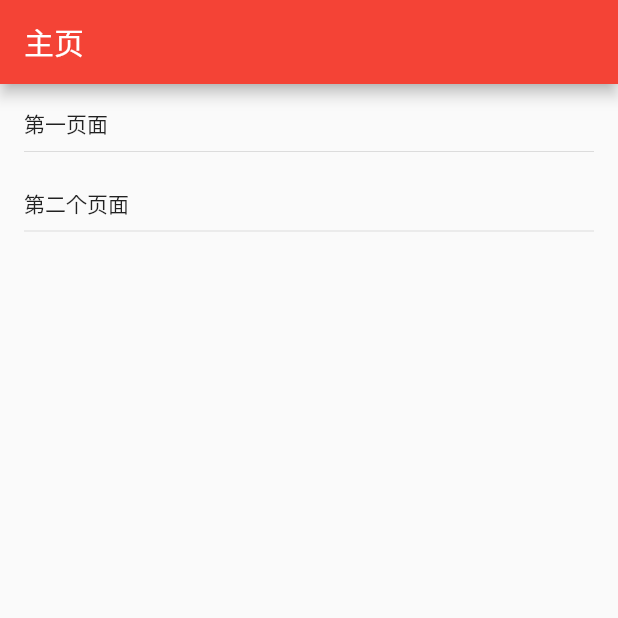
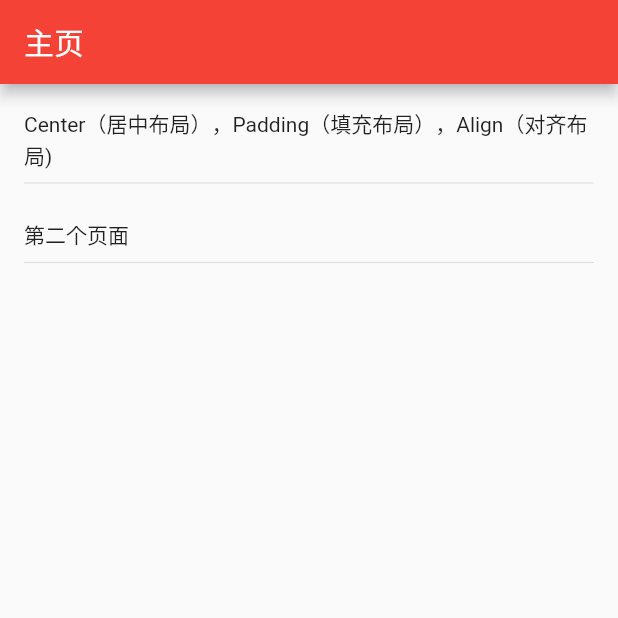
Before and after one commit to Unrealplace/flutterapp, a Flutter app: the screen it shows after launch, on a phone screen of 412 x 824 dp, the top half of it. Run offline on Flutter 3.47's test engine with Material 2 defaults, Android fonts, the phone set to English and light mode, and no system bars.

Commit message:
1.添加center padding align 布局控件

```diff
--- /dev/null
+++ b/flutter_demo1/lib/FunctionPages/SkipModel.dart
@@ -0,0 +1,3 @@
+class SkipModel {
+  String title;
+}
--- /dev/null
+++ b/flutter_demo1/lib/FunctionPages/center_padding_align.dart
@@ -0,0 +1,33 @@
+import 'package:flutter/material.dart';
+import 'SkipModel.dart';
+
+class Demo1 extends StatefulWidget {
+  String title;
+
+  Demo1(this.title);
+
+  @override
+  State<StatefulWidget> createState() {
+    // TODO: implement createState
+    return _Demo1(title);
+  }
+}
+
+class _Demo1 extends State<Demo1> {
+  String title;
+
+  _Demo1(this.title);
+
+  @override
+  Widget build(BuildContext context) {
+    // TODO: implement build
+    return MaterialApp(
+      home: Scaffold(
+        appBar: AppBar(
+          title: Text(title),
+        ),
+        body: null,
+      ),
+    );
+  }
+}
--- a/flutter_demo1/lib/main.dart
+++ b/flutter_demo1/lib/main.dart
@@ -1,5 +1,6 @@
 import 'package:flutter/material.dart';
 import 'package:flutter_demo1/index/index.dart';
+import 'package:flutter_demo1/FunctionPages/center_padding_align.dart';
 
 void main() => runApp(new MyApp());
 
@@ -16,7 +17,9 @@ class MyApp extends StatelessWidget {
   }
 
   List _getSkipList() {
-    List<String> titles = ["第一页面", "第二个页面"];
+    List<String> titles = [
+      "Center（居中布局），Padding（填充布局），Align（对齐布局)",
+      "第二个页面"];
     List<String> routeNames = ["first_page", "second_page"];
     List<SkipModel> listModel = [];
     for (int i = 0; i < titles.length; i++) {
@@ -40,6 +43,8 @@ class MyMainPage extends StatelessWidget {
 
   MyMainPage(this.dataSource);
 
+  BuildContext get context => null;
+
   @override
   Widget build(BuildContext context) {
     // TODO: implement build
@@ -53,7 +58,8 @@ class MyMainPage extends StatelessWidget {
           itemBuilder: (BuildContext context, int index) {
             return GestureDetector(
               onTap: () {
-                _skipWithIndex(index);
+                SkipModel model = dataSource[index];
+                _skipWithIndex(index,model.title);
               },
               child: Container(
                 padding: const EdgeInsets.all(8.0),
@@ -74,7 +80,12 @@ class MyMainPage extends StatelessWidget {
     );
   }
 
-  void _skipWithIndex(int index) {
-    swit
+  void _skipWithIndex(int index,String title) {
+    switch(title){
+      case "Center（居中布局），Padding（填充布局），Align（对齐布局)":
+        Navigator.of(context).push();
+
+        break;
+    }
   }
 }
```
